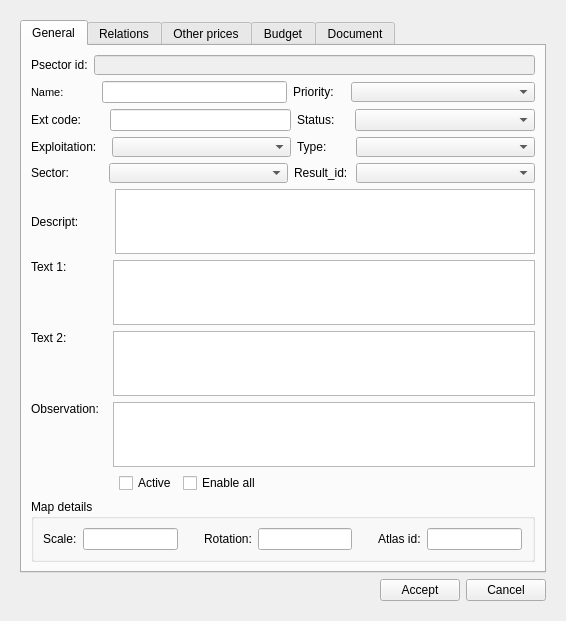
Qt form ui/plan_psector.ui (Giswater/giswater_qgis_plugin) before a commit.
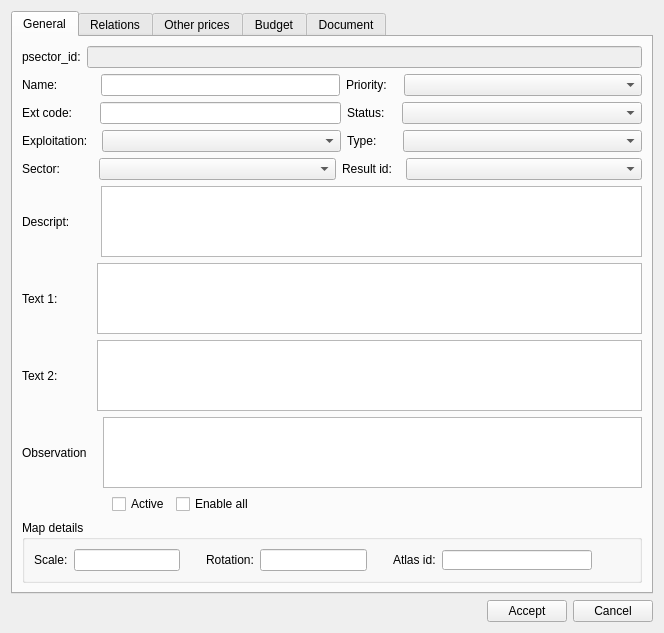
The same form after that commit. The open tabs and pages were chosen to show the change. Icons and pictures are not drawn.

```diff
--- a/ui/plan_psector.ui
+++ b/ui/plan_psector.ui
@@ -6,43 +6,16 @@
    <rect>
     <x>0</x>
     <y>0</y>
-    <width>566</width>
-    <height>621</height>
+    <width>664</width>
+    <height>633</height>
    </rect>
   </property>
-  <property name="sizePolicy">
-   <sizepolicy hsizetype="Preferred" vsizetype="Preferred">
-    <horstretch>0</horstretch>
-    <verstretch>0</verstretch>
-   </sizepolicy>
-  </property>
-  <property name="maximumSize">
-   <size>
-    <width>16777215</width>
-    <height>11000</height>
-   </size>
-  </property>
   <property name="windowTitle">
    <string>Plan psector</string>
   </property>
-  <layout class="QVBoxLayout" name="verticalLayout_3">
-   <item>
-    <widget class="QWidget" name="centralwidget" native="true">
-     <layout class="QVBoxLayout" name="verticalLayout_2">
+  <layout class="QVBoxLayout" name="verticalLayout">
       <item>
        <widget class="QTabWidget" name="tabWidget">
-        <property name="sizePolicy">
-         <sizepolicy hsizetype="Expanding" vsizetype="Preferred">
-          <horstretch>0</horstretch>
-          <verstretch>0</verstretch>
-         </sizepolicy>
-        </property>
-        <property name="minimumSize">
-         <size>
-          <width>0</width>
-          <height>500</height>
-         </size>
-        </property>
         <property name="currentIndex">
          <number>0</number>
         </property>
@@ -50,19 +23,13 @@
          <attribute name="title">
           <string>General</string>
          </attribute>
-         <layout class="QVBoxLayout" name="verticalLayout">
+      <layout class="QVBoxLayout" name="verticalLayout_3">
           <item>
-           <layout class="QHBoxLayout" name="horizontalLayout">
+        <layout class="QHBoxLayout" name="horizontalLayout_10">
             <item>
-             <widget class="QLabel" name="psector_id_label">
-              <property name="sizePolicy">
-               <sizepolicy hsizetype="Fixed" vsizetype="Preferred">
-                <horstretch>0</horstretch>
-                <verstretch>0</verstretch>
-               </sizepolicy>
-              </property>
+          <widget class="QLabel" name="label">
               <property name="text">
-               <string>Psector id:</string>
+            <string>psector_id:</string>
               </property>
              </widget>
             </item>
@@ -71,76 +38,21 @@
               <property name="enabled">
                <bool>false</bool>
               </property>
-              <property name="sizePolicy">
-               <sizepolicy hsizetype="Preferred" vsizetype="Preferred">
-                <horstretch>0</horstretch>
-                <verstretch>0</verstretch>
-               </sizepolicy>
-              </property>
-              <property name="minimumSize">
-               <size>
-                <width>150</width>
-                <height>0</height>
-               </size>
-              </property>
-              <property name="maximumSize">
-               <size>
-                <width>1000</width>
-                <height>20</height>
-               </size>
-              </property>
              </widget>
             </item>
            </layout>
           </item>
           <item>
-           <layout class="QHBoxLayout" name="horizontalLayout_2" stretch="0,0,0,0,0,0">
+        <layout class="QHBoxLayout" name="horizontalLayout_9">
             <item>
-             <widget class="QLabel" name="label_name">
-              <property name="sizePolicy">
-               <sizepolicy hsizetype="Fixed" vsizetype="Preferred">
-                <horstretch>0</horstretch>
-                <verstretch>0</verstretch>
-               </sizepolicy>
-              </property>
-              <property name="maximumSize">
-               <size>
-                <width>16777215</width>
-                <height>20</height>
-               </size>
-              </property>
-              <property name="font">
-               <font>
-                <pointsize>8</pointsize>
-                <weight>50</weight>
-                <bold>false</bold>
-               </font>
-              </property>
-              <property name="frameShape">
-               <enum>QFrame::NoFrame</enum>
-              </property>
-              <property name="frameShadow">
-               <enum>QFrame::Plain</enum>
-              </property>
+          <widget class="QLabel" name="label_2">
               <property name="text">
                <string>Name:</string>
               </property>
-              <property name="textFormat">
-               <enum>Qt::AutoText</enum>
-              </property>
-              <property name="scaledContents">
-               <bool>false</bool>
-              </property>
-              <property name="alignment">
-               <set>Qt::AlignLeading|Qt::AlignLeft|Qt::AlignVCenter</set>
-              </property>
-              <property name="margin">
-               <number>3</number>
-              </property>
              </widget>
             </item>
             <item>
-             <spacer name="horizontalSpacer_3">
+          <spacer name="horizontalSpacer_2">
               <property name="orientation">
                <enum>Qt::Horizontal</enum>
               </property>
@@ -149,7 +61,7 @@
               </property>
               <property name="sizeHint" stdset="0">
                <size>
-                <width>32</width>
+             <width>37</width>
                 <height>20</height>
                </size>
               </property>
@@ -157,6 +69,12 @@
             </item>
             <item>
              <widget class="QLineEdit" name="name">
+           <property name="sizePolicy">
+            <sizepolicy hsizetype="Expanding" vsizetype="Fixed">
+             <horstretch>0</horstretch>
+             <verstretch>0</verstretch>
+            </sizepolicy>
+           </property>
               <property name="minimumSize">
                <size>
                 <width>150</width>
@@ -166,14 +84,14 @@
              </widget>
             </item>
             <item>
-             <widget class="QLabel" name="priority_label">
+          <widget class="QLabel" name="label_3">
               <property name="text">
                <string>Priority:</string>
               </property>
              </widget>
             </item>
             <item>
-             <spacer name="horizontalSpacer_7">
+          <spacer name="horizontalSpacer_3">
               <property name="orientation">
                <enum>Qt::Horizontal</enum>
               </property>
@@ -196,27 +114,21 @@
                 <verstretch>0</verstretch>
                </sizepolicy>
               </property>
-              <property name="maximumSize">
-               <size>
-                <width>16777215</width>
-                <height>20</height>
-               </size>
-              </property>
              </widget>
             </item>
            </layout>
           </item>
           <item>
-           <layout class="QHBoxLayout" name="horizontalLayout_4">
+        <layout class="QHBoxLayout" name="horizontalLayout_8">
             <item>
-             <widget class="QLabel" name="label_ext_code">
+          <widget class="QLabel" name="label_4">
               <property name="text">
                <string>Ext code:</string>
               </property>
              </widget>
             </item>
             <item>
-             <spacer name="horizontalSpacer_27">
+          <spacer name="horizontalSpacer_4">
               <property name="orientation">
                <enum>Qt::Horizontal</enum>
               </property>
@@ -225,7 +137,7 @@
               </property>
               <property name="sizeHint" stdset="0">
                <size>
-                <width>23</width>
+             <width>22</width>
                 <height>20</height>
                </size>
               </property>
@@ -235,14 +147,14 @@
              <widget class="QLineEdit" name="ext_code"/>
             </item>
             <item>
-             <widget class="QLabel" name="label_status">
+          <widget class="QLabel" name="label_8">
               <property name="text">
                <string>Status:</string>
               </property>
              </widget>
             </item>
             <item>
-             <spacer name="horizontalSpacer_28">
+          <spacer name="horizontalSpacer_5">
               <property name="orientation">
                <enum>Qt::Horizontal</enum>
               </property>
@@ -251,7 +163,7 @@
               </property>
               <property name="sizeHint" stdset="0">
                <size>
-                <width>14</width>
+             <width>11</width>
                 <height>20</height>
                </size>
               </property>
@@ -270,16 +182,16 @@
            </layout>
           </item>
           <item>
-           <layout class="QHBoxLayout" name="horizontalLayout_3">
+        <layout class="QHBoxLayout" name="horizontalLayout_7">
             <item>
-             <widget class="QLabel" name="lbl_expl_id">
+          <widget class="QLabel" name="label_5">
               <property name="text">
                <string>Exploitation:</string>
               </property>
              </widget>
             </item>
             <item>
-             <spacer name="horizontalSpacer_5">
+          <spacer name="horizontalSpacer_6">
               <property name="orientation">
                <enum>Qt::Horizontal</enum>
               </property>
@@ -288,7 +200,7 @@
               </property>
               <property name="sizeHint" stdset="0">
                <size>
-                <width>9</width>
+             <width>8</width>
                 <height>20</height>
                </size>
               </property>
@@ -297,34 +209,22 @@
             <item>
              <widget class="QComboBox" name="expl_id">
               <property name="sizePolicy">
-               <sizepolicy hsizetype="Expanding" vsizetype="Preferred">
+            <sizepolicy hsizetype="Expanding" vsizetype="Fixed">
                 <horstretch>0</horstretch>
                 <verstretch>0</verstretch>
                </sizepolicy>
               </property>
-              <property name="minimumSize">
-               <size>
-                <width>150</width>
-                <height>0</height>
-               </size>
-              </property>
-              <property name="maximumSize">
-               <size>
-                <width>16777215</width>
-                <height>20</height>
-               </size>
-              </property>
              </widget>
             </item>
             <item>
-             <widget class="QLabel" name="lbl_psector_type">
+          <widget class="QLabel" name="label_9">
               <property name="text">
                <string>Type:</string>
               </property>
              </widget>
             </item>
             <item>
-             <spacer name="horizontalSpacer_8">
+          <spacer name="horizontalSpacer_7">
               <property name="orientation">
                <enum>Qt::Horizontal</enum>
               </property>
@@ -333,7 +233,7 @@
               </property>
               <property name="sizeHint" stdset="0">
                <size>
-                <width>23</width>
+             <width>20</width>
                 <height>20</height>
                </size>
               </property>
@@ -342,23 +242,17 @@
             <item>
              <widget class="QComboBox" name="psector_type">
               <property name="sizePolicy">
-               <sizepolicy hsizetype="Expanding" vsizetype="Preferred">
+            <sizepolicy hsizetype="Expanding" vsizetype="Fixed">
                 <horstretch>0</horstretch>
                 <verstretch>0</verstretch>
                </sizepolicy>
               </property>
-              <property name="maximumSize">
-               <size>
-                <width>16777215</width>
-                <height>20</height>
-               </size>
-              </property>
              </widget>
             </item>
            </layout>
           </item>
           <item>
-           <layout class="QHBoxLayout" name="horizontalLayout_5">
+        <layout class="QHBoxLayout" name="horizontalLayout_6">
             <item>
              <widget class="QLabel" name="lbl_sector">
               <property name="text">
@@ -367,7 +261,7 @@
              </widget>
             </item>
             <item>
-             <spacer name="horizontalSpacer_6">
+          <spacer name="horizontalSpacer_8">
               <property name="orientation">
                <enum>Qt::Horizontal</enum>
               </property>
@@ -376,7 +270,7 @@
               </property>
               <property name="sizeHint" stdset="0">
                <size>
-                <width>34</width>
+             <width>33</width>
                 <height>20</height>
                </size>
               </property>
@@ -385,29 +279,17 @@
             <item>
              <widget class="QComboBox" name="sector_id">
               <property name="sizePolicy">
-               <sizepolicy hsizetype="Expanding" vsizetype="Preferred">
+            <sizepolicy hsizetype="Expanding" vsizetype="Fixed">
                 <horstretch>0</horstretch>
                 <verstretch>0</verstretch>
                </sizepolicy>
               </property>
-              <property name="minimumSize">
-               <size>
-                <width>150</width>
-                <height>0</height>
-               </size>
-              </property>
-              <property name="maximumSize">
-               <size>
-                <width>16777215</width>
-                <height>20</height>
-               </size>
-              </property>
              </widget>
             </item>
             <item>
              <widget class="QLabel" name="lbl_result_id">
               <property name="text">
-               <string>Result_id:</string>
+            <string>Result id:</string>
               </property>
              </widget>
             </item>
@@ -421,7 +303,7 @@
               </property>
               <property name="sizeHint" stdset="0">
                <size>
-                <width>2</width>
+             <width>8</width>
                 <height>20</height>
                </size>
               </property>
@@ -430,135 +312,25 @@
             <item>
              <widget class="QComboBox" name="result_id">
               <property name="sizePolicy">
-               <sizepolicy hsizetype="Expanding" vsizetype="Preferred">
+            <sizepolicy hsizetype="Expanding" vsizetype="Fixed">
                 <horstretch>0</horstretch>
                 <verstretch>0</verstretch>
                </sizepolicy>
               </property>
-              <property name="maximumSize">
-               <size>
-                <width>16777215</width>
-                <height>20</height>
-               </size>
-              </property>
              </widget>
             </item>
            </layout>
           </item>
           <item>
-           <layout class="QHBoxLayout" name="horizontalLayout_17">
+        <layout class="QHBoxLayout" name="horizontalLayout_5">
             <item>
-             <widget class="QLabel" name="descript_label">
-              <property name="sizePolicy">
-               <sizepolicy hsizetype="Fixed" vsizetype="Preferred">
-                <horstretch>0</horstretch>
-                <verstretch>0</verstretch>
-               </sizepolicy>
-              </property>
+          <widget class="QLabel" name="label_7">
               <property name="text">
                <string>Descript:</string>
               </property>
              </widget>
             </item>
             <item>
-             <spacer name="horizontalSpacer_15">
-              <property name="orientation">
-               <enum>Qt::Horizontal</enum>
-              </property>
-              <property name="sizeType">
-               <enum>QSizePolicy::Fixed</enum>
-              </property>
-              <property name="sizeHint" stdset="0">
-               <size>
-                <width>30</width>
-                <height>20</height>
-               </size>
-              </property>
-             </spacer>
-            </item>
-            <item>
-             <widget class="QTextEdit" name="descript">
-              <property name="sizePolicy">
-               <sizepolicy hsizetype="Expanding" vsizetype="Preferred">
-                <horstretch>0</horstretch>
-                <verstretch>0</verstretch>
-               </sizepolicy>
-              </property>
-              <property name="maximumSize">
-               <size>
-                <width>16777215</width>
-                <height>100</height>
-               </size>
-              </property>
-             </widget>
-            </item>
-           </layout>
-          </item>
-          <item>
-           <layout class="QHBoxLayout" name="horizontalLayout_18">
-            <item>
-             <widget class="QLabel" name="text1_label">
-              <property name="sizePolicy">
-               <sizepolicy hsizetype="Fixed" vsizetype="Preferred">
-                <horstretch>0</horstretch>
-                <verstretch>0</verstretch>
-               </sizepolicy>
-              </property>
-              <property name="text">
-               <string>Text 1:</string>
-              </property>
-              <property name="alignment">
-               <set>Qt::AlignLeading|Qt::AlignLeft|Qt::AlignTop</set>
-              </property>
-             </widget>
-            </item>
-            <item>
-             <spacer name="horizontalSpacer_16">
-              <property name="orientation">
-               <enum>Qt::Horizontal</enum>
-              </property>
-              <property name="sizeType">
-               <enum>QSizePolicy::Fixed</enum>
-              </property>
-              <property name="sizeHint" stdset="0">
-               <size>
-                <width>40</width>
-                <height>20</height>
-               </size>
-              </property>
-             </spacer>
-            </item>
-            <item>
-             <widget class="QTextEdit" name="text1">
-              <property name="sizePolicy">
-               <sizepolicy hsizetype="Expanding" vsizetype="Preferred">
-                <horstretch>0</horstretch>
-                <verstretch>0</verstretch>
-               </sizepolicy>
-              </property>
-              <property name="maximumSize">
-               <size>
-                <width>16777215</width>
-                <height>100</height>
-               </size>
-              </property>
-             </widget>
-            </item>
-           </layout>
-          </item>
-          <item>
-           <layout class="QHBoxLayout" name="horizontalLayout_6">
-            <item>
-             <widget class="QLabel" name="text2_label">
-              <property name="text">
-               <string>Text 2:</string>
-              </property>
-              <property name="alignment">
-               <set>Qt::AlignLeading|Qt::AlignLeft|Qt::AlignTop</set>
-              </property>
-             </widget>
-            </item>
-            <item>
              <spacer name="horizontalSpacer_10">
               <property name="orientation">
                <enum>Qt::Horizontal</enum>
@@ -568,39 +340,23 @@
               </property>
               <property name="sizeHint" stdset="0">
                <size>
-                <width>40</width>
+             <width>25</width>
                 <height>20</height>
                </size>
               </property>
              </spacer>
             </item>
             <item>
-             <widget class="QTextEdit" name="text2">
-              <property name="sizePolicy">
-               <sizepolicy hsizetype="Expanding" vsizetype="Preferred">
-                <horstretch>0</horstretch>
-                <verstretch>0</verstretch>
-               </sizepolicy>
-              </property>
-              <property name="maximumSize">
-               <size>
-                <width>16777215</width>
-                <height>100</height>
-               </size>
-              </property>
-             </widget>
+          <widget class="QTextEdit" name="descript"/>
             </item>
            </layout>
           </item>
           <item>
-           <layout class="QHBoxLayout" name="horizontalLayout_7">
+        <layout class="QHBoxLayout" name="horizontalLayout_4">
             <item>
-             <widget class="QLabel" name="observ_label">
+          <widget class="QLabel" name="label_11">
               <property name="text">
-               <string>Observation:</string>
-              </property>
-              <property name="alignment">
-               <set>Qt::AlignLeading|Qt::AlignLeft|Qt::AlignTop</set>
+            <string>Text 1:</string>
               </property>
              </widget>
             </item>
@@ -614,34 +370,81 @@
               </property>
               <property name="sizeHint" stdset="0">
                <size>
-                <width>8</width>
+             <width>33</width>
                 <height>20</height>
                </size>
               </property>
              </spacer>
             </item>
             <item>
-             <widget class="QTextEdit" name="observ">
-              <property name="sizePolicy">
-               <sizepolicy hsizetype="Expanding" vsizetype="Preferred">
-                <horstretch>0</horstretch>
-                <verstretch>0</verstretch>
-               </sizepolicy>
-              </property>
-              <property name="maximumSize">
+          <widget class="QTextEdit" name="text1"/>
+         </item>
+        </layout>
+       </item>
+       <item>
+        <layout class="QHBoxLayout" name="horizontalLayout_2">
+         <item>
+          <widget class="QLabel" name="label_12">
+           <property name="text">
+            <string>Text 2:</string>
+           </property>
+          </widget>
+         </item>
+         <item>
+          <spacer name="horizontalSpacer_13">
+           <property name="orientation">
+            <enum>Qt::Horizontal</enum>
+           </property>
+           <property name="sizeType">
+            <enum>QSizePolicy::Fixed</enum>
+           </property>
+           <property name="sizeHint" stdset="0">
                <size>
-                <width>16777215</width>
-                <height>100</height>
-               </size>
-              </property>
-             </widget>
-            </item>
+             <width>33</width>
+             <height>20</height>
+            </size>
+           </property>
+          </spacer>
+         </item>
+         <item>
+          <widget class="QTextEdit" name="text2"/>
+         </item>
+        </layout>
+       </item>
+       <item>
+        <layout class="QHBoxLayout" name="horizontalLayout_3">
+         <item>
+          <widget class="QLabel" name="label_13">
+           <property name="text">
+            <string>Observation</string>
+           </property>
+          </widget>
+         </item>
+         <item>
+          <spacer name="horizontalSpacer_12">
+           <property name="orientation">
+            <enum>Qt::Horizontal</enum>
+           </property>
+           <property name="sizeType">
+            <enum>QSizePolicy::Fixed</enum>
+           </property>
+           <property name="sizeHint" stdset="0">
+            <size>
+             <width>10</width>
+             <height>20</height>
+            </size>
+           </property>
+          </spacer>
+         </item>
+         <item>
+          <widget class="QTextEdit" name="observ"/>
+         </item>
            </layout>
           </item>
           <item>
-           <layout class="QHBoxLayout" name="horizontalLayout_21">
+        <layout class="QHBoxLayout" name="horizontalLayout_11">
             <item>
-             <spacer name="horizontalSpacer">
+          <spacer name="horizontalSpacer_14">
               <property name="orientation">
                <enum>Qt::Horizontal</enum>
               </property>
@@ -650,7 +453,7 @@
               </property>
               <property name="sizeHint" stdset="0">
                <size>
-                <width>88</width>
+             <width>90</width>
                 <height>20</height>
                </size>
               </property>
@@ -671,7 +474,7 @@
              </widget>
             </item>
             <item>
-             <spacer name="horizontalSpacer_13">
+          <spacer name="horizontalSpacer_15">
               <property name="orientation">
                <enum>Qt::Horizontal</enum>
               </property>
@@ -686,32 +489,25 @@
            </layout>
           </item>
           <item>
-           <widget class="QGroupBox" name="groupBox_5">
+        <widget class="QGroupBox" name="groupBox">
             <property name="title">
              <string>Map details</string>
             </property>
-            <layout class="QGridLayout" name="gridLayout_4">
+         <layout class="QGridLayout" name="gridLayout">
              <item row="0" column="0">
-              <layout class="QHBoxLayout" name="horizontalLayout_28">
+           <layout class="QHBoxLayout" name="horizontalLayout_12">
                <item>
-                <widget class="QLabel" name="label_scale_3">
+             <widget class="QLabel" name="label_15">
                  <property name="text">
                   <string>Scale:</string>
                  </property>
                 </widget>
                </item>
                <item>
-                <widget class="QLineEdit" name="scale">
-                 <property name="maximumSize">
-                  <size>
-                   <width>150</width>
-                   <height>16777215</height>
-                  </size>
-                 </property>
-                </widget>
+             <widget class="QLineEdit" name="scale"/>
                </item>
                <item>
-                <spacer name="horizontalSpacer_29">
+             <spacer name="horizontalSpacer_16">
                  <property name="orientation">
                   <enum>Qt::Horizontal</enum>
                  </property>
@@ -727,24 +523,17 @@
                 </spacer>
                </item>
                <item>
-                <widget class="QLabel" name="label_rotation_3">
+             <widget class="QLabel" name="label_14">
                  <property name="text">
                   <string>Rotation:</string>
                  </property>
                 </widget>
                </item>
                <item>
-                <widget class="QLineEdit" name="rotation">
-                 <property name="maximumSize">
-                  <size>
-                   <width>150</width>
-                   <height>16777215</height>
-                  </size>
-                 </property>
-                </widget>
+             <widget class="QLineEdit" name="rotation"/>
                </item>
                <item>
-                <spacer name="horizontalSpacer_30">
+             <spacer name="horizontalSpacer_17">
                  <property name="orientation">
                   <enum>Qt::Horizontal</enum>
                  </property>
@@ -760,7 +549,7 @@
                 </spacer>
                </item>
                <item>
-                <widget class="QLabel" name="label_atlas_id">
+             <widget class="QLabel" name="label_16">
                  <property name="text">
                   <string>Atlas id:</string>
                  </property>
@@ -768,18 +557,28 @@
                </item>
                <item>
                 <widget class="QLineEdit" name="atlas_id">
-                 <property name="maximumSize">
+              <property name="sizePolicy">
+               <sizepolicy hsizetype="Preferred" vsizetype="Preferred">
+                <horstretch>0</horstretch>
+                <verstretch>0</verstretch>
+               </sizepolicy>
+              </property>
+              <property name="minimumSize">
                   <size>
                    <width>150</width>
-                   <height>16777215</height>
+                <height>0</height>
+               </size>
+              </property>
+              <property name="maximumSize">
+               <size>
+                <width>1000</width>
+                <height>20</height>
                   </size>
                  </property>
                 </widget>
                </item>
-              </layout>
-             </item>
-             <item row="0" column="1">
-              <spacer name="horizontalSpacer_14">
+            <item>
+             <spacer name="horizontalSpacer_18">
                <property name="orientation">
                 <enum>Qt::Horizontal</enum>
                </property>
@@ -792,20 +591,9 @@
               </spacer>
              </item>
             </layout>
-           </widget>
           </item>
-          <item>
-           <spacer name="verticalSpacer">
-            <property name="orientation">
-             <enum>Qt::Vertical</enum>
-            </property>
-            <property name="sizeHint" stdset="0">
-             <size>
-              <width>20</width>
-              <height>40</height>
-             </size>
-            </property>
-           </spacer>
+         </layout>
+        </widget>
           </item>
          </layout>
         </widget>
@@ -813,9 +601,9 @@
          <attribute name="title">
           <string>Relations</string>
          </attribute>
-         <layout class="QVBoxLayout" name="verticalLayout_4">
+      <layout class="QVBoxLayout" name="verticalLayout_2">
           <item>
-           <layout class="QHBoxLayout" name="horizontalLayout_9">
+        <layout class="QHBoxLayout" name="horizontalLayout_13">
             <item>
              <widget class="QLineEdit" name="feature_id"/>
             </item>
@@ -1805,18 +1593,21 @@
        </widget>
       </item>
       <item>
-       <layout class="QGridLayout" name="gridLayout">
-        <item row="0" column="2">
-         <widget class="QPushButton" name="btn_cancel">
-          <property name="focusPolicy">
-           <enum>Qt::NoFocus</enum>
-          </property>
-          <property name="text">
-           <string>Cancel</string>
-          </property>
-         </widget>
-        </item>
-        <item row="0" column="1">
+    <layout class="QHBoxLayout" name="horizontalLayout">
+     <item>
+      <spacer name="horizontalSpacer">
+       <property name="orientation">
+        <enum>Qt::Horizontal</enum>
+       </property>
+       <property name="sizeHint" stdset="0">
+        <size>
+         <width>40</width>
+         <height>20</height>
+        </size>
+       </property>
+      </spacer>
+     </item>
+     <item>
          <widget class="QPushButton" name="btn_accept">
           <property name="focusPolicy">
            <enum>Qt::NoFocus</enum>
@@ -1826,76 +1617,17 @@
           </property>
          </widget>
         </item>
-        <item row="0" column="0">
-         <spacer name="horizontalSpacer_4">
-          <property name="orientation">
-           <enum>Qt::Horizontal</enum>
-          </property>
-          <property name="sizeHint" stdset="0">
-           <size>
-            <width>40</width>
-            <height>20</height>
-           </size>
-          </property>
-         </spacer>
+     <item>
+      <widget class="QPushButton" name="btn_cancel">
+       <property name="text">
+        <string>Cancel</string>
+       </property>
+      </widget>
         </item>
        </layout>
       </item>
      </layout>
     </widget>
-   </item>
-  </layout>
- </widget>
- <tabstops>
-  <tabstop>name</tabstop>
-  <tabstop>priority</tabstop>
-  <tabstop>expl_id</tabstop>
-  <tabstop>psector_type</tabstop>
-  <tabstop>sector_id</tabstop>
-  <tabstop>result_id</tabstop>
-  <tabstop>descript</tabstop>
-  <tabstop>text1</tabstop>
-  <tabstop>text2</tabstop>
-  <tabstop>observ</tabstop>
-  <tabstop>active</tabstop>
-  <tabstop>btn_accept</tabstop>
-  <tabstop>btn_cancel</tabstop>
-  <tabstop>all_rows</tabstop>
-  <tabstop>btn_select</tabstop>
-  <tabstop>gexpenses</tabstop>
-  <tabstop>vat</tabstop>
-  <tabstop>other</tabstop>
-  <tabstop>btn_rapports</tabstop>
-  <tabstop>pem</tabstop>
-  <tabstop>pecvat_pem</tabstop>
-  <tabstop>pec_vat</tabstop>
-  <tabstop>pec_pem</tabstop>
-  <tabstop>pca_pecvat</tabstop>
-  <tabstop>pca</tabstop>
-  <tabstop>pec</tabstop>
-  <tabstop>doc_id</tabstop>
-  <tabstop>btn_doc_insert</tabstop>
-  <tabstop>btn_doc_delete</tabstop>
-  <tabstop>btn_doc_new</tabstop>
-  <tabstop>btn_open_doc</tabstop>
-  <tabstop>tbl_document</tabstop>
-  <tabstop>psector_id</tabstop>
-  <tabstop>total_node</tabstop>
-  <tabstop>tabWidget</tabstop>
-  <tabstop>total_arc</tabstop>
-  <tabstop>feature_id</tabstop>
-  <tabstop>btn_insert</tabstop>
-  <tabstop>btn_delete</tabstop>
-  <tabstop>tbl_psector_x_node</tabstop>
-  <tabstop>tbl_psector_x_arc</tabstop>
-  <tabstop>selected_rows</tabstop>
-  <tabstop>chk_enable_all</tabstop>
-  <tabstop>btn_unselect</tabstop>
-  <tabstop>txt_name</tabstop>
-  <tabstop>total_other</tabstop>
-  <tabstop>btn_snapping</tabstop>
-  <tabstop>tab_feature</tabstop>
- </tabstops>
  <resources/>
  <connections/>
 </ui>
```
Left out of the diff: 355 changed lines with no effect on the pictures. Lines whose indentation alone changed are shown as unchanged.
